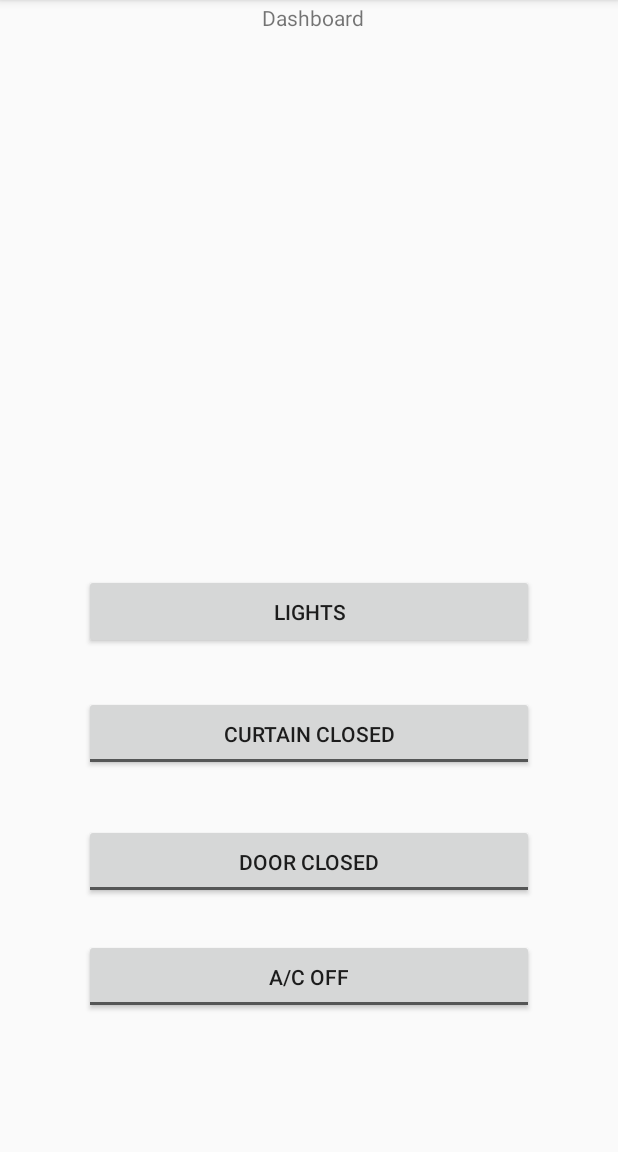
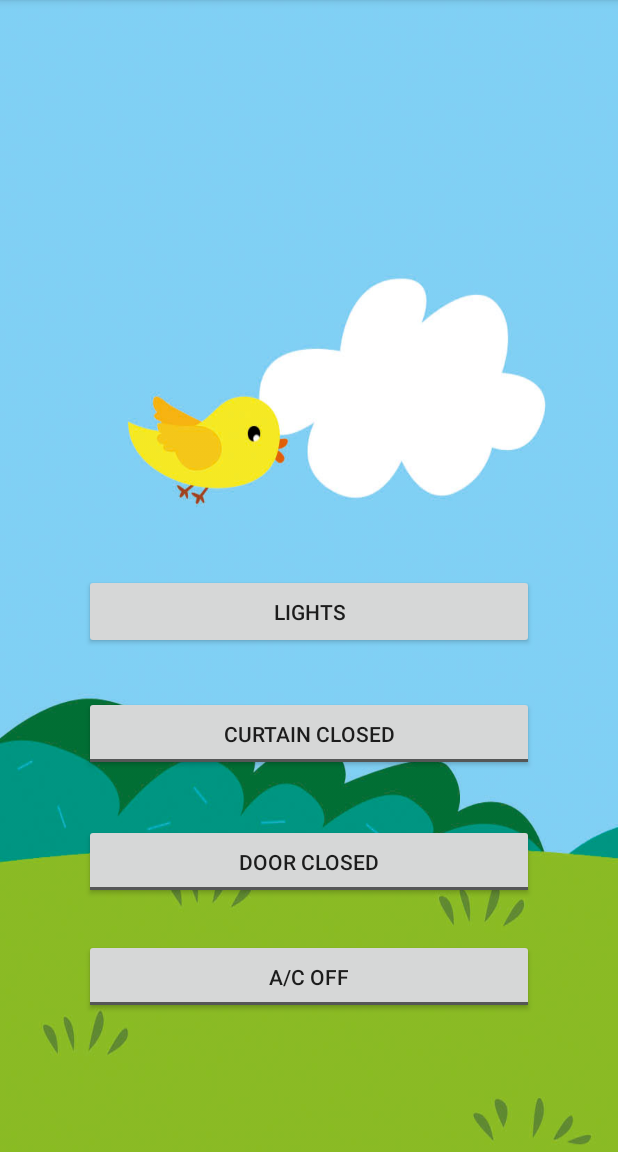
Before and after one commit to AyeshJayasekara/ProjectAutomation, an Android app: the MainActivity screen opened directly, with no data from a screen before it, on a phone screen of 412 x 824 dp, the part 84-1236 px from its top. Run offline under Robolectric (Android 15) with nearby library versions, the phone set to English and light mode, and no system bars; 2 statements that could not run were skipped.

Commit message:
Added background images
background images added (3 pics)

```diff
--- a/MyHome/app/src/main/res/layout/activity_login.xml
+++ b/MyHome/app/src/main/res/layout/activity_login.xml
@@ -8,7 +8,9 @@
     android:paddingLeft="@dimen/activity_horizontal_margin"
     android:paddingRight="@dimen/activity_horizontal_margin"
     android:paddingTop="@dimen/activity_vertical_margin"
+    android:background="@drawable/pic3"
     tools:context="com.example.ayeshjayasekara1.myhome.LoginActivity">
+
 
     <!-- Login progress -->
     <ProgressBar
--- a/MyHome/app/src/main/res/layout/activity_main.xml
+++ b/MyHome/app/src/main/res/layout/activity_main.xml
@@ -4,7 +4,9 @@
     xmlns:tools="http://schemas.android.com/tools"
     android:layout_width="match_parent"
     android:layout_height="match_parent"
+    android:background="@drawable/pic1"
     tools:context="com.example.ayeshjayasekara1.myhome.MainActivity">
+
 
     <TextView
         android:id="@+id/textView2"
@@ -14,6 +16,7 @@
         android:layout_marginRight="8dp"
         android:layout_marginTop="2dp"
         android:text="Dashboard"
+        android:visibility="invisible"
         app:layout_constraintHorizontal_bias="0.54"
         app:layout_constraintLeft_toLeftOf="parent"
         app:layout_constraintRight_toRightOf="parent"
```
Also changed, not shown: MyHome/app/src/main/res/drawable/pic1.png (added), MyHome/app/src/main/res/drawable/pic2.png (added), MyHome/app/src/main/res/drawable/pic3.png (added).
